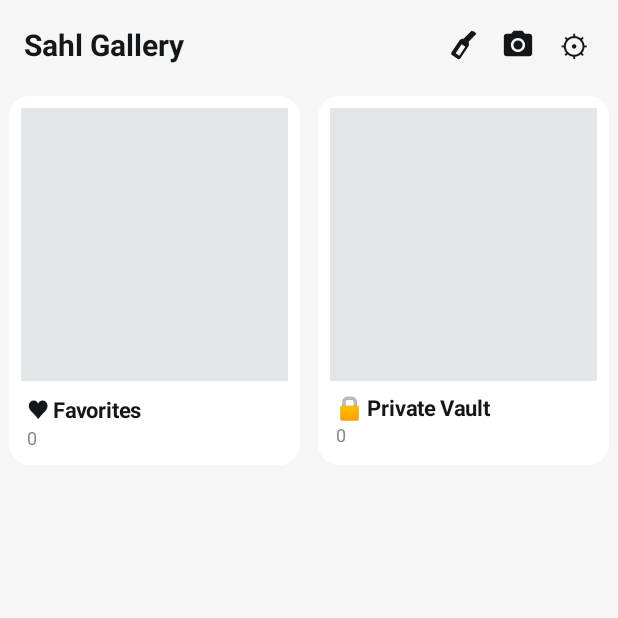
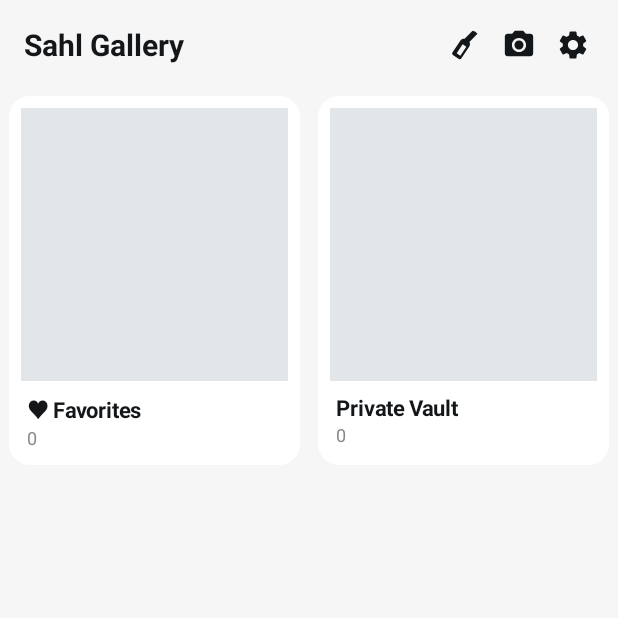
Before and after one commit to AliSherif1309/SahlGallery, an Android app: the screen it shows after launch (MainActivity), after a tap on "Albums", on a phone screen of 412 x 824 dp, the top half of it. Run offline under Robolectric (Android 15) with nearby library versions, the phone set to English and light mode, and no system bars.

Commit message:
feat: replace remaining menu/selection emojis with Sahl vector icons

```diff
--- a/app/src/main/java/com/sahl/gallery/EditorActivity.kt
+++ b/app/src/main/java/com/sahl/gallery/EditorActivity.kt
@@ -335,7 +335,7 @@ class EditorActivity : Activity() {
             canvasView.brushMode = if (canvasView.brushMode == BrushMode.MOSAIC) BrushMode.NONE else BrushMode.MOSAIC
             refreshBrushButtons()
         }
-        btnDraw = toolBtn("✎ ${getString(R.string.editor_draw)}") {
+        btnDraw = toolBtn("${getString(R.string.editor_draw)}") {
             if (canvasView.brushMode == BrushMode.PEN) {
                 penColorIdx = (penColorIdx + 1) % penColors.size
                 if (penColorIdx == 0) {
--- a/app/src/main/java/com/sahl/gallery/MainActivity.kt
+++ b/app/src/main/java/com/sahl/gallery/MainActivity.kt
@@ -200,11 +200,12 @@ class MainActivity : ComponentActivity() {
                 try { startActivity(launch) } catch (_: Exception) { }
             }
         }
-        val btnSettings = TextView(this).apply {
-            text = "⚙"
-            textSize = 20f
-            setTextColor(textPrimary)
-            setPadding((10 * dp).toInt(), (4 * dp).toInt(), (8 * dp).toInt(), (4 * dp).toInt())
+        val btnSettings = ImageView(this).apply {
+            setImageResource(R.drawable.ic_sahl_settings)
+            setColorFilter(textPrimary)
+            scaleType = ImageView.ScaleType.CENTER_INSIDE
+            setPadding(iconPad, iconPad, iconPad, iconPad)
+            layoutParams = LinearLayout.LayoutParams(iconSz, iconSz)
             setOnClickListener { startActivity(Intent(this@MainActivity, SettingsActivity::class.java)) }
         }
         topBar.addView(btnBackAlbum)
@@ -229,7 +230,7 @@ class MainActivity : ComponentActivity() {
             layoutParams = LinearLayout.LayoutParams(0, -2, 1f)
         }
         val btnSelDelete = TextView(this).apply {
-            text = "🗑 ${getString(R.string.action_delete)}"
+            text = "${getString(R.string.action_delete)}"
             textSize = 14f
             typeface = Typeface.DEFAULT_BOLD
             setTextColor(Color.WHITE)
@@ -673,7 +674,7 @@ class MainActivity : ComponentActivity() {
             }
             if (position == 1) {
                 holder.img.setImageBitmap(null)
-                holder.title.text = "🔒 ${getString(R.string.vault_album)}"
+                holder.title.text = "${getString(R.string.vault_album)}"
                 holder.count.text = MediaRepo.listVaultFiles(this@MainActivity).size.toString()
                 holder.card.setOnClickListener {
                     startActivity(Intent(this@MainActivity, VaultActivity::class.java))
--- a/app/src/main/java/com/sahl/gallery/ViewerActivity.kt
+++ b/app/src/main/java/com/sahl/gallery/ViewerActivity.kt
@@ -158,12 +158,12 @@ class ViewerActivity : ComponentActivity() {
             setOnClickListener { onClick() }
         }
         btnFav = actionBtn("♡ ${getString(R.string.action_favorite)}") { toggleFav() }
-        btnEdit = actionBtn("✎ ${getString(R.string.action_edit)}") { openEditor() }
+        btnEdit = actionBtn("${getString(R.string.action_edit)}") { openEditor() }
         val btnShare = actionBtn("↗ ${getString(R.string.action_share)}") {
             currentItem()?.let { MediaRepo.shareUri(this, it.uri, it.mimeType) }
         }
         val btnInfo = actionBtn("ⓘ ${getString(R.string.action_info)}") { showInfo() }
-        val btnDelete = actionBtn("🗑 ${getString(R.string.action_delete)}") { trashCurrent() }
+        val btnDelete = actionBtn("${getString(R.string.action_delete)}") { trashCurrent() }
 
         bottomBar.addView(btnFav)
         bottomBar.addView(btnEdit)
--- /dev/null
+++ b/app/src/main/res/drawable/ic_sahl_settings.xml
@@ -0,0 +1,8 @@
+<?xml version="1.0" encoding="utf-8"?>
+<vector xmlns:android="http://schemas.android.com/apk/res/android"
+    android:width="24dp"
+    android:height="24dp"
+    android:viewportWidth="24"
+    android:viewportHeight="24">
+    <path android:fillColor="#FFFFFF" android:pathData="M19.14,12.94c0.04,-0.3 0.06,-0.61 0.06,-0.94 0,-0.32 -0.02,-0.64 -0.07,-0.94l2.03,-1.58c0.18,-0.14 0.23,-0.41 0.12,-0.61l-1.92,-3.32c-0.12,-0.22 -0.37,-0.29 -0.59,-0.22l-2.39,0.96c-0.5,-0.38 -1.03,-0.7 -1.62,-0.94L14.4,2.81c-0.04,-0.24 -0.24,-0.41 -0.48,-0.41h-3.84c-0.24,0 -0.43,0.17 -0.47,0.41L9.25,5.35C8.66,5.59 8.12,5.92 7.63,6.29L5.24,5.33c-0.22,-0.08 -0.47,0 -0.59,0.22L2.74,8.87C2.62,9.08 2.66,9.34 2.86,9.48l2.03,1.58C4.84,11.36 4.8,11.69 4.8,12s0.02,0.64 0.07,0.94l-2.03,1.58c-0.18,0.14 -0.23,0.41 -0.12,0.61l1.92,3.32c0.12,0.22 0.37,0.29 0.59,0.22l2.39,-0.96c0.5,0.38 1.03,0.7 1.62,0.94l0.36,2.54c0.05,0.24 0.24,0.41 0.48,0.41h3.84c0.24,0 0.44,-0.17 0.47,-0.41l0.36,-2.54c0.59,-0.24 1.13,-0.56 1.62,-0.94l2.39,0.96c0.22,0.08 0.47,0 0.59,-0.22l1.92,-3.32c0.12,-0.22 0.07,-0.47 -0.12,-0.61l-2.01,-1.58zM12,15.6c-1.98,0 -3.6,-1.62 -3.6,-3.6s1.62,-3.6 3.6,-3.6 3.6,1.62 3.6,3.6 -1.62,3.6 -3.6,3.6z"/>
+</vector>
```
Also changed, not shown: app/src/main/res/drawable/ic_sahl_check_all.xml (added, +8 -0 lines), app/src/main/res/drawable/ic_sahl_close.xml (added, +8 -0 lines), app/src/main/res/drawable/ic_sahl_copy.xml (added, +8 -0 lines), app/src/main/res/drawable/ic_sahl_edit.xml (added, +8 -0 lines), app/src/main/res/drawable/ic_sahl_info.xml (added, +8 -0 lines), app/src/main/res/drawable/ic_sahl_move.xml (added, +8 -0 lines), app/src/main/res/drawable/ic_sahl_open_in.xml (added, +8 -0 lines), app/src/main/res/drawable/ic_sahl_send.xml (added, +8 -0 lines).
